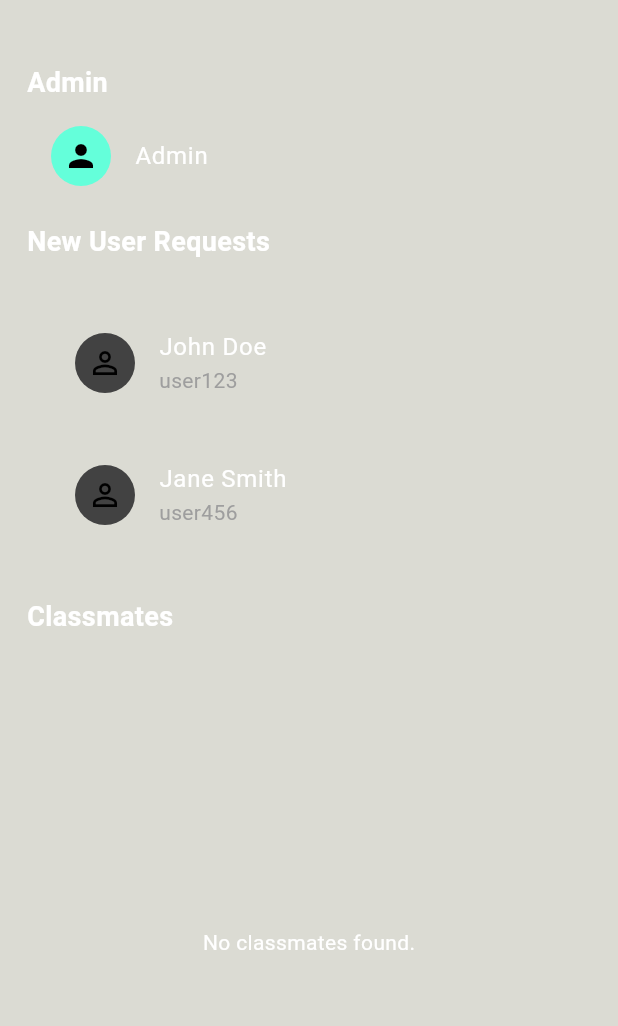
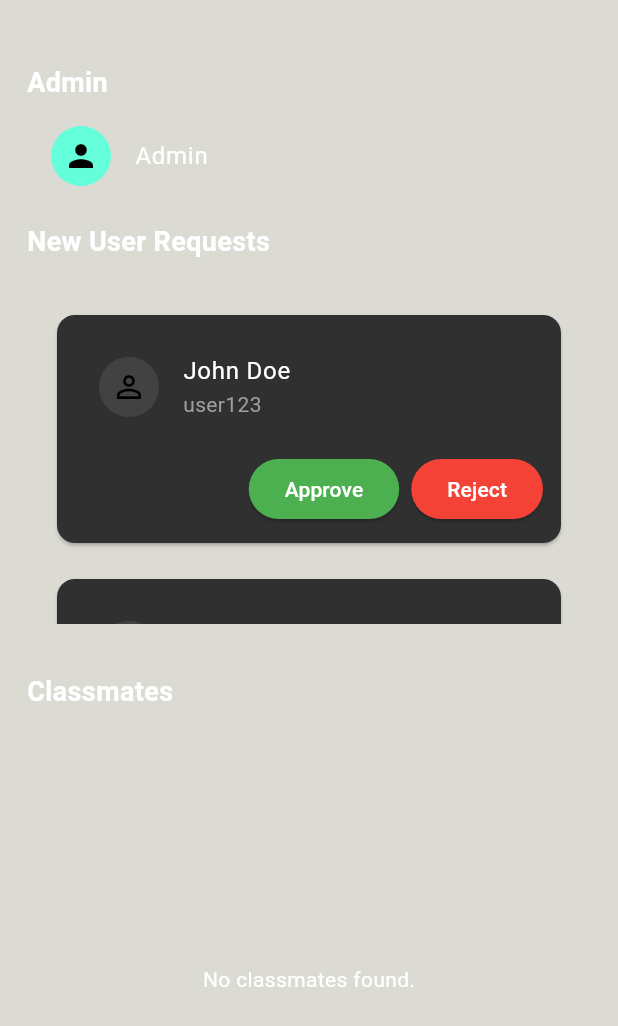
Before and after one commit to Imran-decoder/E-Learning-Platform, a Flutter app: the PeopleScreen screen opened directly, on a phone screen of 412 x 824 dp. Shown: the top 1026 px of the screen. Run offline on Flutter 3.47's test engine with Material 3 defaults, Android fonts, the phone set to English and light mode, and no system bars; our stand-ins replace cloud_firestore, firebase_auth, firebase_core, flutter_svg, google_fonts, lottie and 1 more; accounts and stored records are empty.

Commit message:
request card fixed

```diff
--- a/lib/screens/Admin/people_screen.dart
+++ b/lib/screens/Admin/people_screen.dart
@@ -8,7 +8,7 @@ class PeopleScreen extends StatelessWidget {
   @override
   Widget build(BuildContext context) {
     return Scaffold(
-      backgroundColor: Color.fromARGB(44,44,44,1),
+      backgroundColor: Color.fromARGB(44, 44, 44, 1),
       body: SafeArea(
         top: true,
         child: Padding(
@@ -52,7 +52,6 @@ class PeopleScreen extends StatelessWidget {
               ),
               const SizedBox(height: 8),
               Expanded(
-
                 child: StreamBuilder<QuerySnapshot>(
                   stream: FirebaseFirestore.instance.collection('Students').snapshots(),
                   builder: (context, snapshot) {
@@ -61,7 +60,6 @@ class PeopleScreen extends StatelessWidget {
                         child: CircularProgressIndicator(),
                       );
                     }
-
 
                     if (!snapshot.hasData || snapshot.data!.docs.isEmpty) {
                       return const Center(
@@ -93,7 +91,7 @@ class PeopleScreen extends StatelessWidget {
     );
   }
 
-  // Function to build the "New User Requests" section
+  // Function to build the "New User Requests" section with static data
   Widget _buildNewUserRequests(BuildContext context) {
     final dummyRequests = [
       {"name": "John Doe", "user_id": "user123"},
@@ -104,7 +102,7 @@ class PeopleScreen extends StatelessWidget {
     ];
 
     return Container(
-      height: 200, // Fixed height for the scrollable area
+      height: 250, // Increased height for better visibility
       padding: const EdgeInsets.all(16),
       decoration: BoxDecoration(
         color: Colors.grey[950],
@@ -114,22 +112,64 @@ class PeopleScreen extends StatelessWidget {
         itemCount: dummyRequests.length,
         itemBuilder: (context, index) {
           final request = dummyRequests[index];
-          return GestureDetector(
-            onTap: () => _showRequestDialog(context, request['name']!),
-            child: Padding(
-              padding: const EdgeInsets.symmetric(vertical: 8.0),
-              child: _buildPersonTile(
-                request['name']!,
-                userId: request['user_id'],
-              ),
-            ),
+          return Padding(
+            padding: const EdgeInsets.symmetric(vertical: 8.0),
+            child: _buildRequestTile(context, request['name']!, request['user_id']!),
           );
         },
       ),
     );
   }
 
-  // Function to display the custom dialog
+  // Function to build the "Request Tile" with approval/rejection buttons for static data
+  Widget _buildRequestTile(BuildContext context, String name, String userId) {
+    return Card(
+      color: Colors.grey[850],
+      shape: RoundedRectangleBorder(
+        borderRadius: BorderRadius.circular(12),
+      ),
+      child: Padding(
+        padding: const EdgeInsets.all(12.0),
+        child: Column(
+          crossAxisAlignment: CrossAxisAlignment.start,
+          children: [
+            _buildPersonTile(name, userId: userId),
+            const SizedBox(height: 8),
+            Row(
+              mainAxisAlignment: MainAxisAlignment.end,
+              children: [
+                // Approve Button
+                ElevatedButton(
+                  onPressed: () {
+                    // Handle approval logic here (e.g., update data or show confirmation)
+                    print("Approved $name");
+                  },
+                  style: ElevatedButton.styleFrom(
+                    backgroundColor: Colors.green, // Corrected to backgroundColor
+                  ),
+                  child: const Text('Approve', style: TextStyle(color: Colors.white)),
+                ),
+                const SizedBox(width: 8),
+                // Reject Button
+                ElevatedButton(
+                  onPressed: () {
+                    // Handle rejection logic here (e.g., update data or show confirmation)
+                    print("Rejected $name");
+                  },
+                  style: ElevatedButton.styleFrom(
+                    backgroundColor: Colors.red, // Corrected to backgroundColor
+                  ),
+                  child: const Text('Reject', style: TextStyle(color: Colors.white)),
+                ),
+              ],
+            ),
+          ],
+        ),
+      ),
+    );
+  }
+
+  // Function to display the custom dialog when tapping on a request
   void _showRequestDialog(BuildContext context, String name) {
     showDialog(
       context: context,
--- a/pubspec.yaml
+++ b/pubspec.yaml
@@ -36,6 +36,9 @@ dependencies:
   cloud_firestore: ^5.6.1
   firebase_auth: ^5.4.0
   dynamic_color: ^1.7.0
+
+
+
   # The following adds the Cupertino Icons font to your application.
   # Use with the CupertinoIcons class for iOS style icons.
   cupertino_icons: ^1.0.6
```
Also changed, not shown: lib/screens/dashboard_screen.dart (+42 -7 lines).
